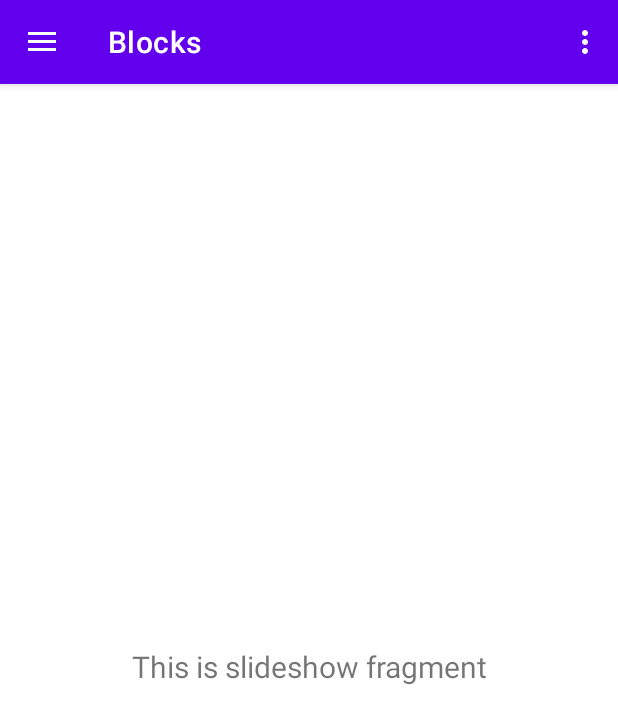
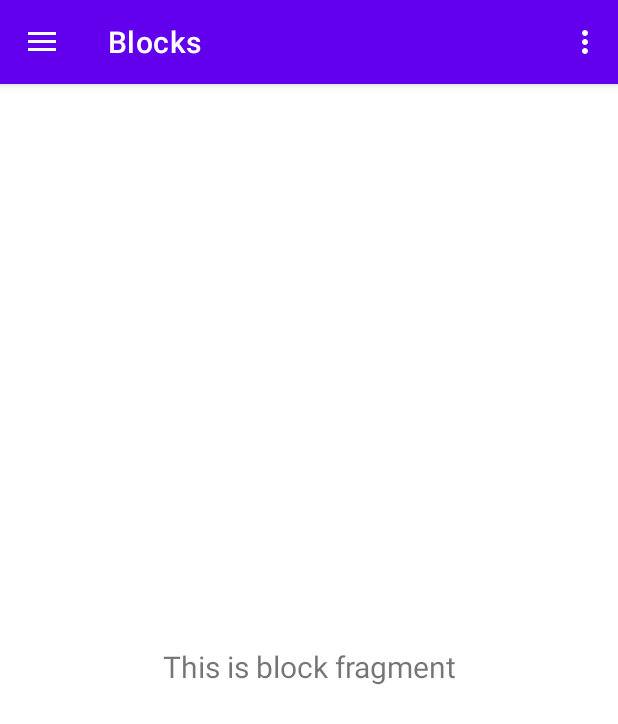
Before and after one commit to nipusan/filter-generator, an Android app: the screen it shows after launch (MainActivity), in the side drawer, after a tap on "Blocks", on a phone screen of 412 x 824 dp. Shown: the top 724 px of the screen. Run offline under Robolectric (Android 15) with nearby library versions, the phone set to English and light mode, and no system bars; our stand-ins replace Firebase (no records; nobody signed in at launch, a user with empty details on screens opened directly), navigation-ui; libraries missing offline, so code that uses them is left out: com.firebase.ui; 1 statement that could not run was skipped.

Commit message:
card view and deployment changes

```diff
--- a/app/build.gradle
+++ b/app/build.gradle
@@ -44,6 +44,7 @@ dependencies {
     implementation 'com.google.firebase:firebase-core:19.0.0'
     implementation 'com.firebaseui:firebase-ui-auth:6.4.0'
     implementation 'com.github.bumptech.glide:glide:4.12.0'
+    implementation 'com.google.firebase:firebase-database:20.0.0'
     annotationProcessor 'com.github.bumptech.glide:compiler:4.12.0'
     testImplementation 'junit:junit:4.+'
     androidTestImplementation 'androidx.test.ext:junit:1.1.2'
--- a/app/src/main/java/com/nipusan/app/filtergenerator/MainActivity.java
+++ b/app/src/main/java/com/nipusan/app/filtergenerator/MainActivity.java
@@ -36,6 +36,9 @@ import org.jetbrains.annotations.NotNull;
 import java.util.Arrays;
 import java.util.List;
 
+/**
+ *
+ */
 public class MainActivity extends AppCompatActivity {
 
 
--- a/app/src/main/java/com/nipusan/app/filtergenerator/ui/slideshow/SlideshowFragment.java
+++ b/app/src/main/java/com/nipusan/app/filtergenerator/ui/block/BlocksFragment.java
@@ -1,4 +1,4 @@
-package com.nipusan.app.filtergenerator.ui.slideshow;
+package com.nipusan.app.filtergenerator.ui.block;
 
 import android.os.Bundle;
 import android.view.LayoutInflater;
@@ -12,24 +12,23 @@ import androidx.fragment.app.Fragment;
 import androidx.lifecycle.Observer;
 import androidx.lifecycle.ViewModelProvider;
 
-import com.nipusan.app.filtergenerator.R;
-import com.nipusan.app.filtergenerator.databinding.FragmentSlideshowBinding;
+import com.nipusan.app.filtergenerator.databinding.FragmentBlockBinding;
 
-public class SlideshowFragment extends Fragment {
+public class BlocksFragment extends Fragment {
 
-    private SlideshowViewModel slideshowViewModel;
-    private FragmentSlideshowBinding binding;
+    private BlocksViewModel blocksViewModel;
+    private FragmentBlockBinding binding;
 
     public View onCreateView(@NonNull LayoutInflater inflater,
                              ViewGroup container, Bundle savedInstanceState) {
-        slideshowViewModel =
-                new ViewModelProvider(this).get(SlideshowViewModel.class);
+        blocksViewModel =
+                new ViewModelProvider(this).get(BlocksViewModel.class);
 
-        binding = FragmentSlideshowBinding.inflate(inflater, container, false);
+        binding = FragmentBlockBinding.inflate(inflater, container, false);
         View root = binding.getRoot();
 
         final TextView textView = binding.textSlideshow;
-        slideshowViewModel.getText().observe(getViewLifecycleOwner(), new Observer<String>() {
+        blocksViewModel.getText().observe(getViewLifecycleOwner(), new Observer<String>() {
             @Override
             public void onChanged(@Nullable String s) {
                 textView.setText(s);
--- a/app/src/main/java/com/nipusan/app/filtergenerator/ui/slideshow/SlideshowViewModel.java
+++ b/app/src/main/java/com/nipusan/app/filtergenerator/ui/block/BlocksViewModel.java
@@ -1,16 +1,16 @@
-package com.nipusan.app.filtergenerator.ui.slideshow;
+package com.nipusan.app.filtergenerator.ui.block;
 
 import androidx.lifecycle.LiveData;
 import androidx.lifecycle.MutableLiveData;
 import androidx.lifecycle.ViewModel;
 
-public class SlideshowViewModel extends ViewModel {
+public class BlocksViewModel extends ViewModel {
 
     private MutableLiveData<String> mText;
 
-    public SlideshowViewModel() {
+    public BlocksViewModel() {
         mText = new MutableLiveData<>();
-        mText.setValue("This is slideshow fragment");
+        mText.setValue("This is block fragment");
     }
 
     public LiveData<String> getText() {
--- a/app/src/main/java/com/nipusan/app/filtergenerator/ui/home/HomeViewModel.java
+++ b/app/src/main/java/com/nipusan/app/filtergenerator/ui/home/HomeViewModel.java
@@ -10,7 +10,7 @@ public class HomeViewModel extends ViewModel {
 
     public HomeViewModel() {
         mText = new MutableLiveData<>();
-        mText.setValue("This is home fragment");
+        mText.setValue("");
     }
 
     public LiveData<String> getText() {
--- a/app/src/main/res/drawable/ic_menu_home.xml
+++ b/app/src/main/res/drawable/ic_menu_home.xml
@@ -6,7 +6,7 @@
     android:viewportHeight="22"
     >
     <path
-        android:fillColor="#FF000000"
+        android:fillColor="#555555"
         android:pathData="M2.587,8.675 A0.136,0.136,0,0,0,2.5,8.748 Z M2.5,8.75 L2.5,18.783
       C2.5,20.005,2.738,20.25,3.957,20.25 L7.357,20.25
       C8.576,20.25,8.814,20.02,8.814,18.783 L8.814,14.894 L13.185,14.894
--- a/app/src/main/res/layout/fragment_slideshow.xml
+++ b/app/src/main/res/layout/fragment_block.xml
@@ -4,7 +4,7 @@
     xmlns:tools="http://schemas.android.com/tools"
     android:layout_width="match_parent"
     android:layout_height="match_parent"
-    tools:context=".ui.slideshow.SlideshowFragment">
+    tools:context=".ui.block.BlocksFragment">
 
     <TextView
         android:id="@+id/text_slideshow"
--- a/app/src/main/res/navigation/mobile_navigation.xml
+++ b/app/src/main/res/navigation/mobile_navigation.xml
@@ -13,13 +13,13 @@
 
     <fragment
         android:id="@+id/nav_collections"
-        android:name="com.nipusan.app.filtergenerator.ui.gallery.GalleryFragment"
+        android:name="com.nipusan.app.filtergenerator.ui.collection.CollectionFragment"
         android:label="@string/menu_collections"
-        tools:layout="@layout/fragment_gallery" />
+        tools:layout="@layout/fragment_Collection" />
 
     <fragment
         android:id="@+id/nav_blocks"
-        android:name="com.nipusan.app.filtergenerator.ui.slideshow.SlideshowFragment"
+        android:name="com.nipusan.app.filtergenerator.ui.block.BlocksFragment"
         android:label="@string/menu_blocks"
-        tools:layout="@layout/fragment_slideshow" />
+        tools:layout="@layout/fragment_block" />
 </navigation>
```
Also changed, not shown: app/src/main/AndroidManifest.xml (+4 -3 lines), app/src/main/java/com/nipusan/app/filtergenerator/ui/collection/CollectionFragment.java (added, +67 -0 lines), app/src/main/java/com/nipusan/app/filtergenerator/ui/collection/CollectionViewModel.java (renamed from app/src/main/java/com/nipusan/app/filtergenerator/ui/gallery/GalleryViewModel.java, +4 -4 lines), app/src/main/java/com/nipusan/app/filtergenerator/ui/gallery/GalleryFragment.java (deleted, +0 -46 lines), app/src/main/res/drawable/ic_baseline_add_24.xml (added, +10 -0 lines), app/src/main/res/drawable/ic_baseline_delete_24.xml (added, +10 -0 lines), app/src/main/res/layout/fragment_collection.xml (added, +28 -0 lines), app/src/main/res/layout/fragment_gallery.xml (deleted, +0 -22 lines), app/src/main/res/layout/layout_item.xml (added, +71 -0 lines).
